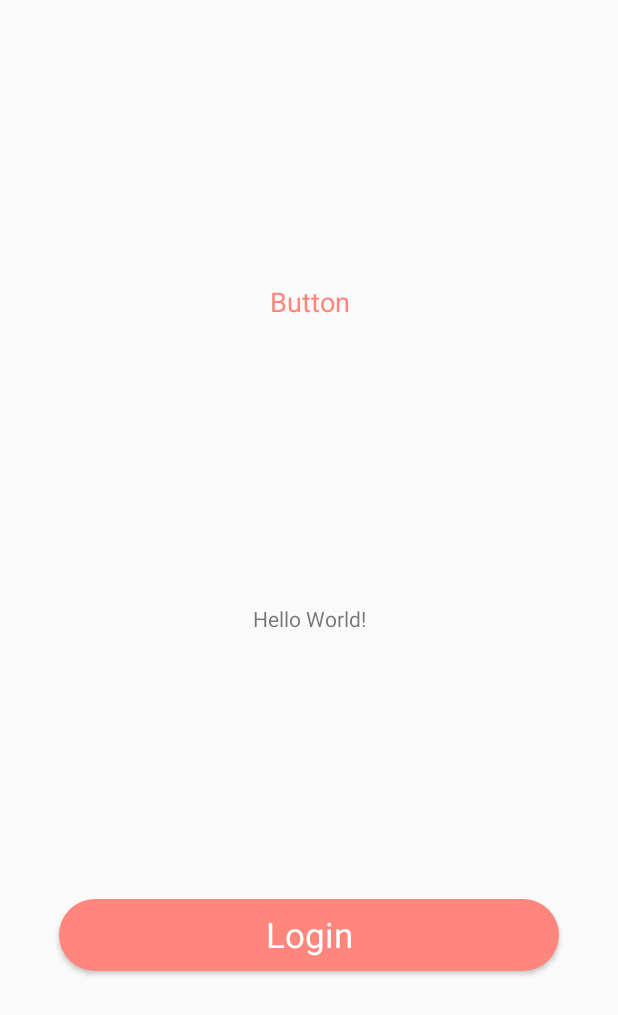
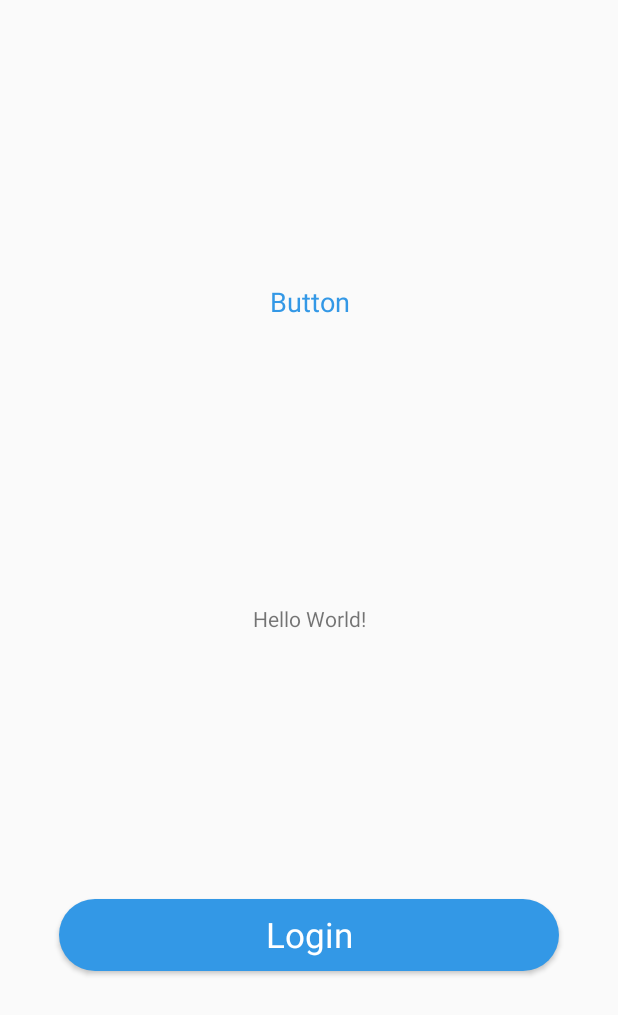
Before and after one commit to vkalmath/ng, an Android app: the MainActivity screen opened directly, with no data from a screen before it, on a phone screen of 412 x 824 dp. Shown: the top 1015 px of the screen. Run offline under Robolectric (Android 15) with nearby library versions, the phone set to English and light mode, and no system bars.

Commit message:
Profile update working and theme changed to blue

```diff
--- a/app/src/main/java/com/nayagadi/android/onboarding/AccountCreateActivity.kt
+++ b/app/src/main/java/com/nayagadi/android/onboarding/AccountCreateActivity.kt
@@ -97,7 +97,7 @@ class AccountCreateActivity() : BaseActivity(){
 
                                     if(!isLogin) {
                                         //todo: storing emailID as key check it later
-                                        createAccountDetailsActivity(this@AccountCreateActivity, state.user?.email!!)
+                                        createAccountDetailsActivity(this@AccountCreateActivity, state.user?.uid!!)
 
                                         finish()
                                     } else {
--- a/app/src/main/java/com/nayagadi/android/onboarding/CreateAccountRepository.kt
+++ b/app/src/main/java/com/nayagadi/android/onboarding/CreateAccountRepository.kt
@@ -6,6 +6,8 @@ import com.google.firebase.auth.FirebaseUser
 import com.google.firebase.database.DatabaseReference
 import io.reactivex.Observable
 
+const val AGENTS = "agents"
+const val CUSTOMERS = "customers"
 
 class CreateAccountRepository(private val auth: FirebaseAuth, private val database: DatabaseReference) {
 
@@ -102,7 +104,7 @@ class CreateAccountRepository(private val auth: FirebaseAuth, private val databa
     fun updateProfile(userId: String, agent: Agent): Observable<Agent> {
         return io.reactivex.Observable.create<Agent> { emitter ->
             if (!emitter.isDisposed) {
-                database.child(userId).setValue(agent)
+                database.child(AGENTS).child(userId).setValue(agent)
                         .addOnCompleteListener {
                             emitter.onNext(agent)
                             emitter.onComplete()
--- a/app/src/main/res/values/colors.xml
+++ b/app/src/main/res/values/colors.xml
@@ -1,8 +1,8 @@
 <?xml version="1.0" encoding="utf-8"?>
 <resources>
-    <color name="primaryColor">#ef5350</color>
-    <color name="primaryLightColor">#ff867c</color>
-    <color name="primaryDarkColor">#b61827</color>
+    <color name="primaryColor">@color/colorBlue</color>
+    <color name="primaryLightColor">@color/colorLightBlue</color>
+    <color name="primaryDarkColor">@color/colorDarkBlue</color>
     <color name="secondaryColor">#c4c4c4</color>
     <color name="secondaryLightColor">#f7f7f7</color>
     <color name="secondaryDarkColor">#949494</color>
--- a/app/src/main/res/values/styles.xml
+++ b/app/src/main/res/values/styles.xml
@@ -17,16 +17,28 @@
     </style>
 
     <style name="NayaGadiGeneral" parent="Theme.AppCompat.Light">
-        <item name="colorPrimary">@color/primaryLightColor</item>
-        <item name="colorPrimaryDark">@color/primaryDarkColor</item>
-        <item name="android:textColor">@color/colorWhite</item>
-        <item name="android:textColorHint">@color/colorWhite</item>
-        <item name="colorControlActivated">@color/primaryColor</item>
-        <item name="colorControlHighlight">@color/colorWhite</item>
+        <item name="colorPrimary">@color/colorLightBlue</item>
+        <item name="colorPrimaryDark">@color/colorBlue</item>
+        <!--<item name="android:textColor">@color/colorWhite</item>-->
+        <!--<item name="android:textColorHint">@color/colorWhite</item>-->
+        <!--<item name="colorControlActivated">@color/primaryColor</item>-->
+        <!--<item name="colorControlHighlight">@color/colorWhite</item>-->
+        <!--<item name="actionMenuTextColor">@color/colorWhite</item>-->
+        <!--<item name="colorControlNormal">@color/colorWhite</item>-->
+        <item name="android:statusBarColor" tools:targetApi="lollipop">@color/colorDarkBlue</item>
+        <item name="android:titleTextStyle">@style/nayagadi.ActionBar.TitleTextStyle</item>
+
+        <item name="colorAccent">@color/colorBlue</item>
+        <item name="android:textColorHint">@color/colorLightLightGray</item>
+        <item name="colorControlActivated">@color/colorBlue</item>
+        <item name="colorControlHighlight">@color/colorLightLightGray</item>
         <item name="actionMenuTextColor">@color/colorWhite</item>
         <item name="colorControlNormal">@color/colorWhite</item>
-        <item name="android:statusBarColor" tools:targetApi="lollipop">@color/primaryDarkColor</item>
-        <item name="android:titleTextStyle">@style/nayagadi.ActionBar.TitleTextStyle</item>
+        <!--<item name="android:navigationBarColor">@color/colorBlack</item>-->
+        <item name="android:textColorPrimary">@color/secondaryTextColor</item>
+        <item name="android:textColorSecondary">@color/text_color_secondary</item>
+        <item name="android:textColorSecondaryInverse">@color/secondary_text_material_dark</item>
+        <item name="android:colorForeground">@color/btn_primary</item>
     </style>
 
     <!--<style name="SplashTheme" parent="NayaGadiGeneral">-->
```
Also changed, not shown: app/src/main/java/com/nayagadi/android/onboarding/AccountDetailsActivity.kt (+10 -8 lines).
